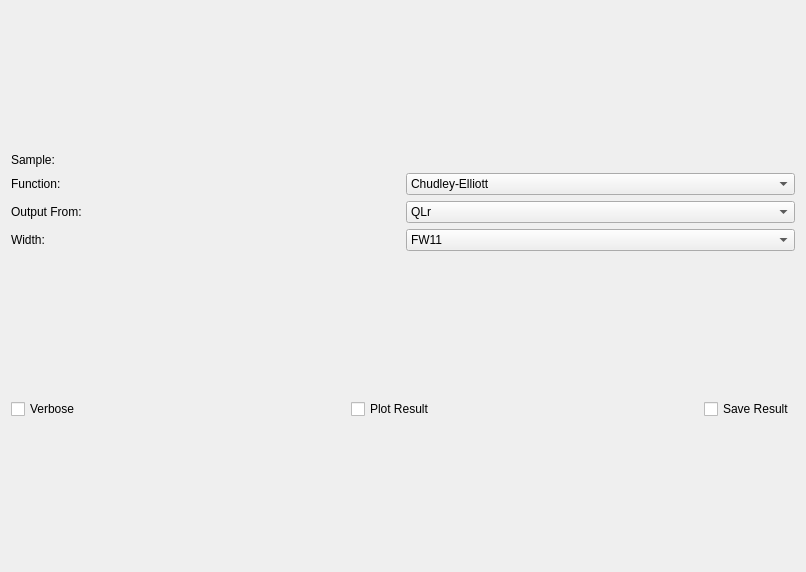
Old version of the form Code/Mantid/MantidQt/CustomInterfaces/inc/MantidQtCustomInterfaces/JumpFit.ui in the repository mantidproject/mantid.
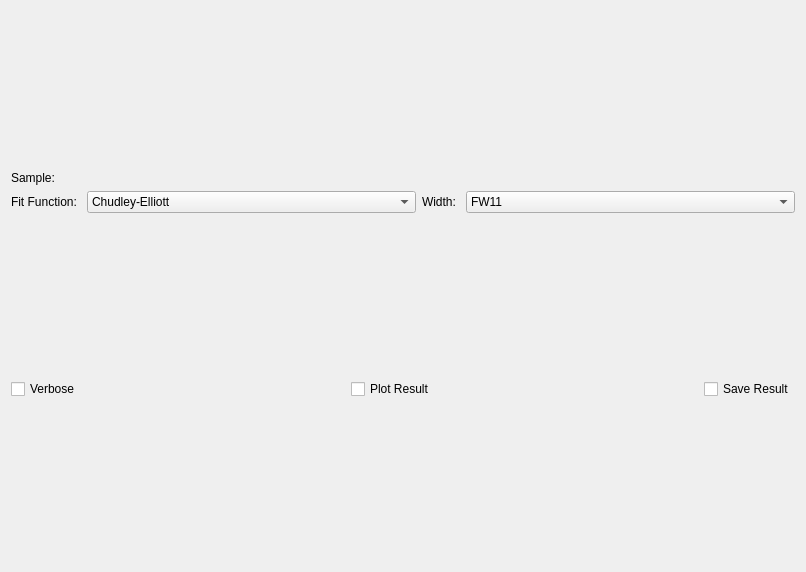
New version of the form. Custom widgets are drawn as their Qt base class.

Commit message: Refs #5421 Updated JumpFit GUI.

The edit to the form file:
```diff
--- a/Code/Mantid/MantidQt/CustomInterfaces/inc/MantidQtCustomInterfaces/JumpFit.ui
+++ b/Code/Mantid/MantidQt/CustomInterfaces/inc/MantidQtCustomInterfaces/JumpFit.ui
@@ -23,37 +23,7 @@
        </property>
       </widget>
      </item>
-     <item row="2" column="1">
-      <widget class="QComboBox" name="cbOutputFrom">
-       <item>
-        <property name="text">
-         <string>QLr</string>
-        </property>
-       </item>
-       <item>
-        <property name="text">
-         <string>QLd</string>
-        </property>
-       </item>
-      </widget>
-     </item>
-     <item row="1" column="1">
-      <widget class="QComboBox" name="cbFunction">
-       <item>
-        <property name="text">
-         <string>Chudley-Elliott</string>
-        </property>
-       </item>
-      </widget>
-     </item>
-     <item row="1" column="0">
-      <widget class="QLabel" name="lblFunc">
-       <property name="text">
-        <string>Function: </string>
-       </property>
-      </widget>
-     </item>
-     <item row="0" column="1">
+     <item row="0" column="1" colspan="3">
       <widget class="MantidQt::MantidWidgets::DataSelector" name="dsSample">
        <property name="sizePolicy">
         <sizepolicy hsizetype="Minimum" vsizetype="Fixed">
@@ -66,7 +36,7 @@
        </property>
       </widget>
      </item>
-     <item row="3" column="1">
+     <item row="1" column="3">
       <widget class="QComboBox" name="cbWidth">
        <item>
         <property name="text">
@@ -85,20 +55,46 @@
        </item>
       </widget>
      </item>
-     <item row="2" column="0">
-      <widget class="QLabel" name="lblOutputFrom">
-       <property name="text">
-        <string>Output From: </string>
-       </property>
+     <item row="1" column="1">
+      <widget class="QComboBox" name="cbFunction">
+       <item>
+        <property name="text">
+         <string>Chudley-Elliott</string>
+        </property>
+       </item>
+       <item>
+        <property name="text">
+         <string>Singwi-Sjolander</string>
+        </property>
+       </item>
       </widget>
      </item>
-     <item row="3" column="0">
+     <item row="1" column="2">
       <widget class="QLabel" name="lblWidth">
+       <property name="sizePolicy">
+        <sizepolicy hsizetype="Fixed" vsizetype="Preferred">
+         <horstretch>0</horstretch>
+         <verstretch>0</verstretch>
+        </sizepolicy>
+       </property>
        <property name="text">
         <string>Width: </string>
        </property>
       </widget>
      </item>
+     <item row="1" column="0">
+      <widget class="QLabel" name="lblFunc">
+       <property name="sizePolicy">
+        <sizepolicy hsizetype="Fixed" vsizetype="Preferred">
+         <horstretch>0</horstretch>
+         <verstretch>0</verstretch>
+        </sizepolicy>
+       </property>
+       <property name="text">
+        <string>Fit Function: </string>
+       </property>
+      </widget>
+     </item>
     </layout>
    </item>
    <item>
```
Left out of the diff: 13 changed lines with no effect on the pictures. The commit also changes 1 other file.
